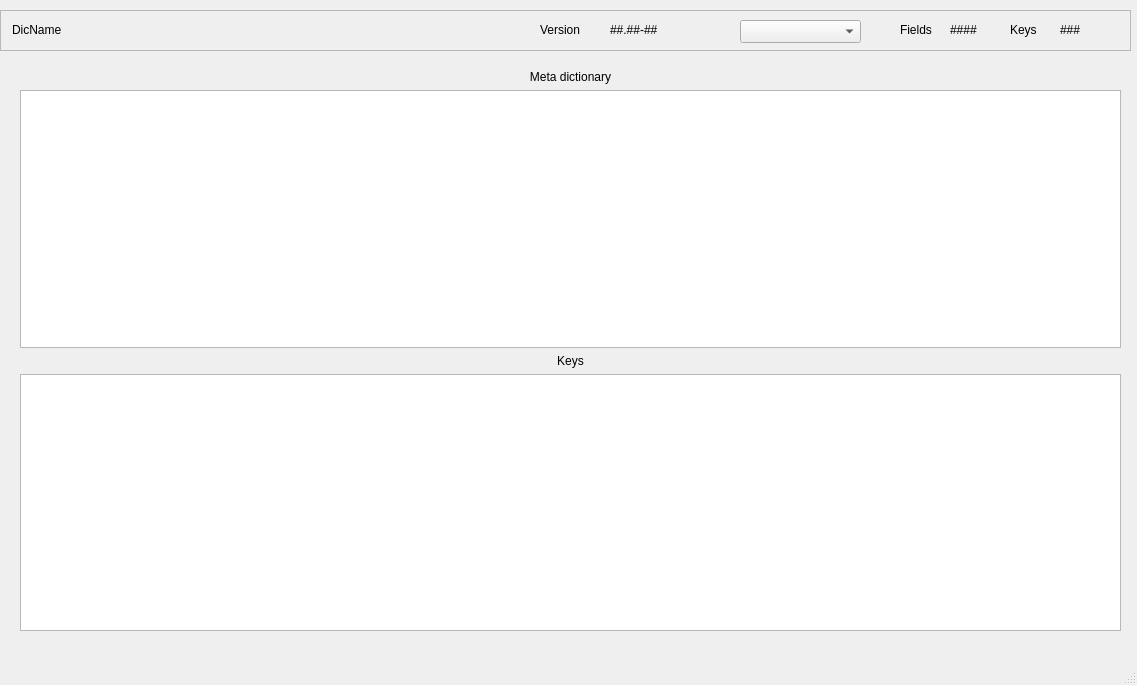
This is zcontentutils/dicedit.ui in seth-world/zcontent as Qt 5 draws it before an edit. The edited form follows.
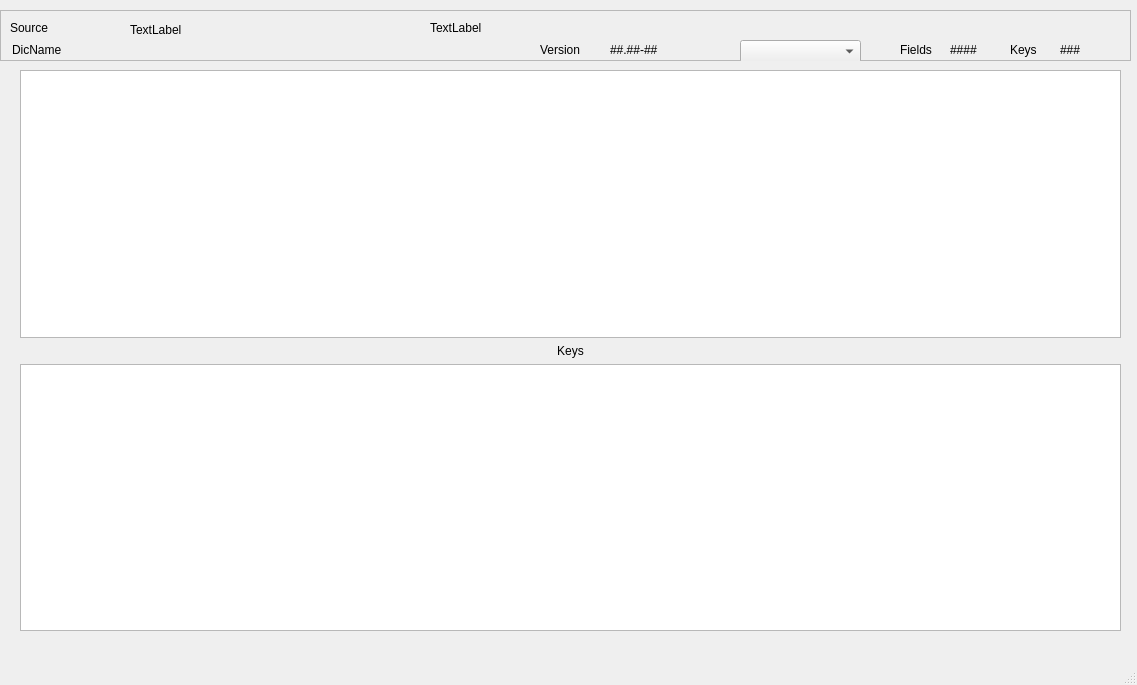
This is the edited form. Custom widgets are drawn as their Qt base class.

```diff
--- a/zcontentutils/dicedit.ui
+++ b/zcontentutils/dicedit.ui
@@ -20,7 +20,7 @@
       <x>0</x>
       <y>10</y>
       <width>1131</width>
-      <height>41</height>
+      <height>51</height>
      </rect>
     </property>
     <property name="frameShape">
@@ -33,7 +33,7 @@
      <property name="geometry">
       <rect>
        <x>1060</x>
-       <y>10</y>
+       <y>30</y>
        <width>41</width>
        <height>20</height>
       </rect>
@@ -46,7 +46,7 @@
      <property name="geometry">
       <rect>
        <x>900</x>
-       <y>10</y>
+       <y>30</y>
        <width>71</width>
        <height>19</height>
       </rect>
@@ -59,7 +59,7 @@
      <property name="geometry">
       <rect>
        <x>12</x>
-       <y>10</y>
+       <y>30</y>
        <width>491</width>
        <height>19</height>
       </rect>
@@ -72,7 +72,7 @@
      <property name="geometry">
       <rect>
        <x>950</x>
-       <y>10</y>
+       <y>30</y>
        <width>51</width>
        <height>19</height>
       </rect>
@@ -85,7 +85,7 @@
      <property name="geometry">
       <rect>
        <x>1010</x>
-       <y>10</y>
+       <y>30</y>
        <width>51</width>
        <height>19</height>
       </rect>
@@ -98,7 +98,7 @@
      <property name="geometry">
       <rect>
        <x>540</x>
-       <y>10</y>
+       <y>30</y>
        <width>71</width>
        <height>19</height>
       </rect>
@@ -111,7 +111,7 @@
      <property name="geometry">
       <rect>
        <x>610</x>
-       <y>10</y>
+       <y>30</y>
        <width>111</width>
        <height>19</height>
       </rect>
@@ -124,12 +124,51 @@
      <property name="geometry">
       <rect>
        <x>740</x>
-       <y>10</y>
+       <y>30</y>
        <width>121</width>
        <height>23</height>
       </rect>
      </property>
     </widget>
+    <widget class="QLabel" name="label">
+     <property name="geometry">
+      <rect>
+       <x>10</x>
+       <y>10</y>
+       <width>81</width>
+       <height>16</height>
+      </rect>
+     </property>
+     <property name="text">
+      <string>Source</string>
+     </property>
+    </widget>
+    <widget class="QLabel" name="SourceLBl">
+     <property name="geometry">
+      <rect>
+       <x>130</x>
+       <y>10</y>
+       <width>261</width>
+       <height>20</height>
+      </rect>
+     </property>
+     <property name="text">
+      <string>TextLabel</string>
+     </property>
+    </widget>
+    <widget class="QLabel" name="SourceURILBl">
+     <property name="geometry">
+      <rect>
+       <x>430</x>
+       <y>10</y>
+       <width>651</width>
+       <height>16</height>
+      </rect>
+     </property>
+     <property name="text">
+      <string>TextLabel</string>
+     </property>
+    </widget>
    </widget>
    <widget class="QWidget" name="layoutWidget">
     <property name="geometry">
@@ -141,16 +180,6 @@
      </rect>
     </property>
     <layout class="QVBoxLayout" name="verticalLayout">
-     <item>
-      <widget class="QLabel" name="label_2">
-       <property name="text">
-        <string>Meta dictionary</string>
-       </property>
-       <property name="alignment">
-        <set>Qt::AlignCenter</set>
-       </property>
-      </widget>
-     </item>
      <item>
       <widget class="ZQTableView" name="displayDicTBv">
        <property name="acceptDrops">
```
Left out of the diff: 2 changed lines with no effect on the pictures.
